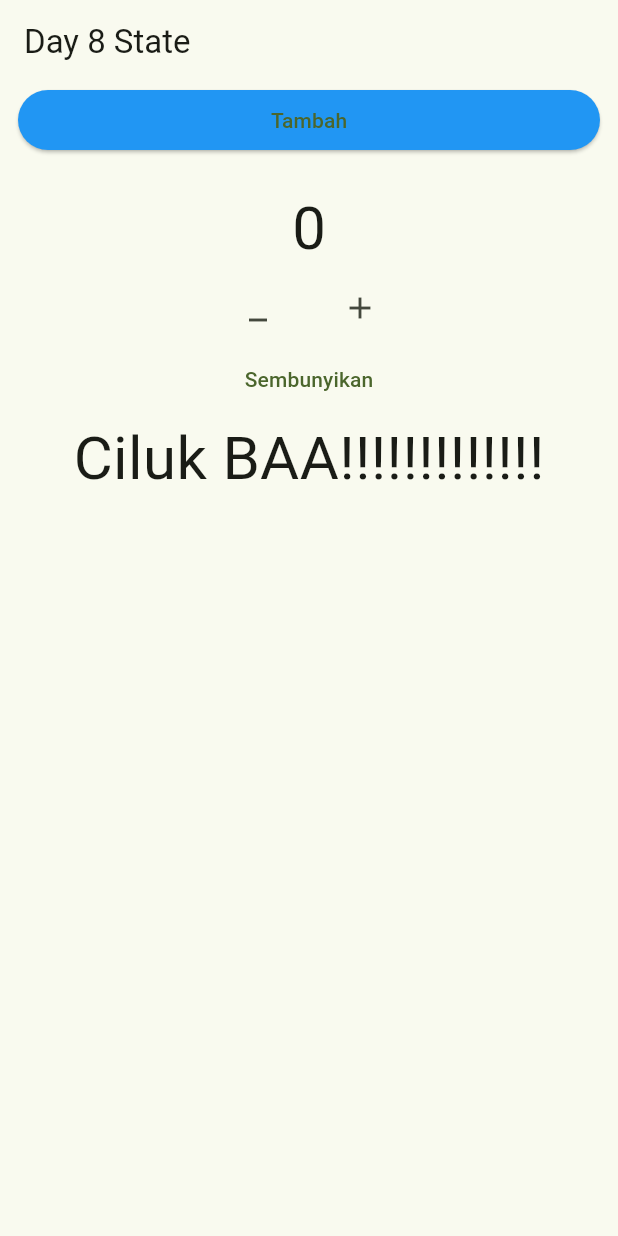
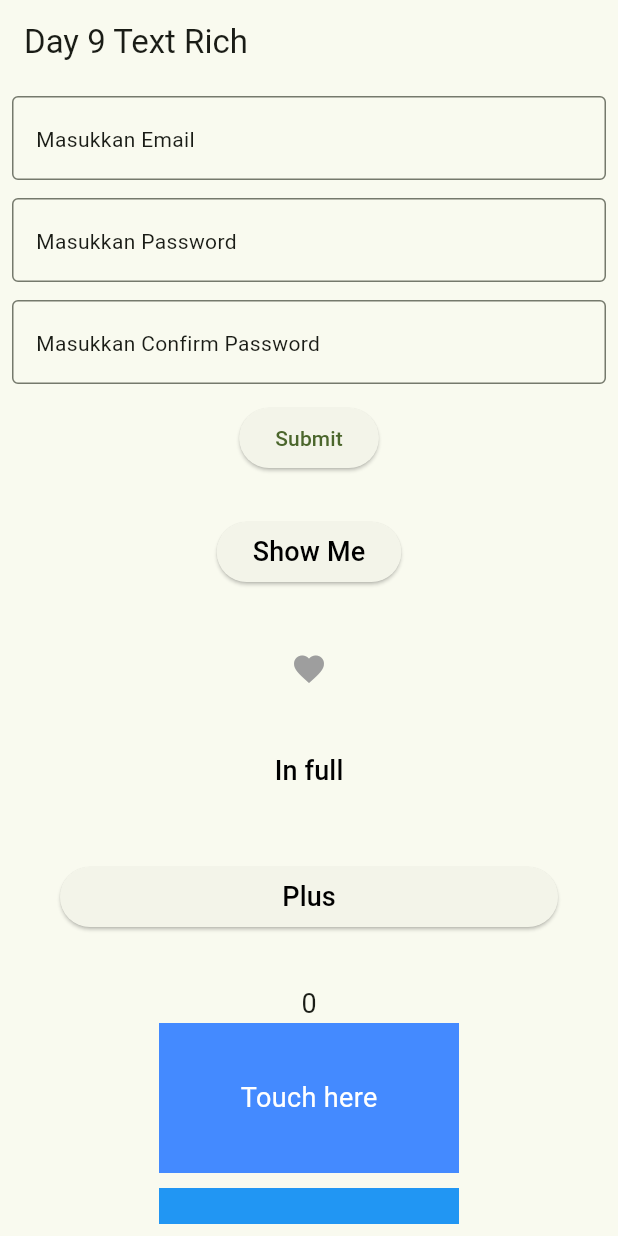
Before and after one commit to hrd-24/ppkd_b_3, a Flutter app: the screen it shows after launch, on a phone screen of 412 x 824 dp. Run offline on Flutter 3.47's test engine with Material 3 defaults, Android fonts, the phone set to English and light mode, and no system bars; our stand-ins replace lottie; Roboto replaces fonts that are missing (Orbitron).

Commit message:
Day 9 Form, Validator, Lottie, Dialog, ScaffoldMessenger

```diff
--- /dev/null
+++ b/lib/day_9/form.dart
@@ -0,0 +1,127 @@
+import 'package:flutter/material.dart';
+import 'package:lottie/lottie.dart';
+import 'package:ppkd_b_3/day_9/tugas_5_raul.dart';
+
+class Day9Form extends StatefulWidget {
+  const Day9Form({super.key});
+
+  @override
+  State<Day9Form> createState() => _Day9FormState();
+}
+
+class _Day9FormState extends State<Day9Form> {
+  final _formKey = GlobalKey<FormState>();
+  @override
+  Widget build(BuildContext context) {
+    return Scaffold(
+      appBar: AppBar(title: Text("Day 9 Text Rich")),
+      body: Form(
+        key: _formKey,
+        child: Padding(
+          padding: const EdgeInsets.all(8.0),
+          child: SingleChildScrollView(
+            child: Column(
+              spacing: 12,
+              children: [
+                TextFormField(
+                  decoration: InputDecoration(
+                    border: OutlineInputBorder(),
+                    hint: Text("Masukkan Email"),
+                  ),
+                  validator: (value) {
+                    if (value == null || value.isEmpty) {
+                      return "Email tidak boleh kosong";
+                    }
+                    if (!value.contains("@")) {
+                      return "Email tidak valid";
+                    }
+                    return null;
+                  },
+                ),
+                TextFormField(
+                  decoration: InputDecoration(
+                    border: OutlineInputBorder(),
+                    hint: Text("Masukkan Password"),
+                  ),
+                  validator: (value) {
+                    if (value == null || value.isEmpty) {
+                      return "Password tidak boleh kosong";
+                    }
+                    return null;
+                  },
+                ),
+                TextFormField(
+                  decoration: InputDecoration(
+                    border: OutlineInputBorder(),
+                    hint: Text("Masukkan Confirm Password"),
+                  ),
+                  validator: (value) {
+                    if (value == null || value.isEmpty) {
+                      return "Confirm Password tidak boleh kosong";
+                    }
+                    return null;
+                  },
+                ),
+                ElevatedButton(
+                  onPressed: () {
+                    //Error dan sukses menggunakan ScaffoldMessenger dan formKey
+                    if (_formKey.currentState!.validate()) {
+                      ScaffoldMessenger.of(context).showSnackBar(
+                        SnackBar(content: Text("Form Validasi Berhasil")),
+                      );
+                    }
+
+                    showDialog(
+                      context: context,
+                      builder: (BuildContext context) {
+                        return AlertDialog(
+                          title: Text("Email anda tidak sesuai"),
+                          content: Column(
+                            mainAxisSize: MainAxisSize.min,
+                            children: [
+                              Text("Silakan Masukkan email yang valid"),
+                              SizedBox(height: 20),
+                              // Image.asset(
+                              //   'assets/images/rendang.jpeg',
+                              //   width: 90,
+                              //   height: 100,
+                              //   fit: BoxFit.cover,
+                              // ),
+                              Lottie.asset(
+                                'assets/images/animations/success.json',
+                                width: 90,
+                                height: 100,
+                                fit: BoxFit.cover,
+                              ),
+                            ],
+                          ),
+                          actions: [
+                            TextButton(
+                              child: Text("Batal"),
+                              onPressed: () {
+                                Navigator.of(context).pop();
+                              },
+                            ),
+                            TextButton(
+                              child: Text("Ok, Siap"),
+                              onPressed: () {
+                                Navigator.of(context).pop();
+                              },
+                            ),
+                          ],
+                        );
+                      },
+                    );
+                  },
+                  child: Text("Submit"),
+                ),
+
+                Tugas5Flutter(),
+              ],
+            ),
+          ),
+        ),
+      ),
+    );
+  }
+}
--- /dev/null
+++ b/lib/day_9/text_rich.dart
@@ -0,0 +1,37 @@
+import 'package:flutter/gestures.dart';
+import 'package:flutter/material.dart';
+
+class Day9TextRich extends StatelessWidget {
+  const Day9TextRich({super.key});
+
+  @override
+  Widget build(BuildContext context) {
+    return Scaffold(
+      appBar: AppBar(title: Text("Day 9 Text Rich")),
+      body: Column(
+        children: [
+          Text.rich(
+            TextSpan(
+              recognizer: TapGestureRecognizer()
+                ..onTap = () {
+                  print("Text Rich Tapped");
+                },
+              text: "Ini adalah Saya",
+              style: TextStyle(fontSize: 28, color: Colors.red),
+              children: [
+                TextSpan(
+                  text: "Ini adalah Kuning",
+                  style: TextStyle(color: Colors.black),
+                ),
+                TextSpan(
+                  text: "Ini adalah Kecil",
+                  style: TextStyle(fontSize: 18, color: Colors.blue),
+                ),
+              ],
+            ),
+          ),
+        ],
+      ),
+    );
+  }
+}
--- /dev/null
+++ b/lib/day_9/tugas_5_raul.dart
@@ -0,0 +1,218 @@
+import 'package:flutter/material.dart';
+
+class Tugas5Flutter extends StatefulWidget {
+  const Tugas5Flutter({super.key});
+
+  @override
+  State<Tugas5Flutter> createState() => _Tugas5FlutterState();
+}
+
+class _Tugas5FlutterState extends State<Tugas5Flutter> {
+  String name = "Hello";
+  bool showName = false;
+  bool showLike = false;
+  String deskripsi = "Am i worth to be loved?";
+  bool showDesk = false;
+  int count = 0;
+  bool showKotakTeks = false;
+
+  @override
+  Widget build(BuildContext context) {
+    return Padding(
+      padding: const EdgeInsets.all(16),
+      child: Center(
+        child: Column(
+          children: [
+            // 1. ElevatedButton
+            ElevatedButton(
+              onPressed: () {
+                setState(() {
+                  showName = !showName;
+                });
+              },
+              child: Text(
+                showName ? "Hide" : "Show Me",
+                style: TextStyle(
+                  fontSize: 18,
+                  color: Colors.black,
+                  fontFamily: "Orbitron",
+                ),
+              ),
+            ),
+            const SizedBox(height: 10),
+
+            if (showName)
+              Column(
+                children: [
+                  Text(
+                    name,
+                    style: TextStyle(
+                      fontFamily: "Orbitron",
+                      fontSize: 18,
+                      color: Colors.black,
+                    ),
+                  ),
+                  SizedBox(height: 20),
+                  Image.asset(
+                    'assets/images/rendang.jpeg',
+                    width: 90,
+                    height: 100,
+                    fit: BoxFit.cover,
+                  ),
+                ],
+              ),
+
+            SizedBox(height: 20),
+
+            // 2. LikeButton
+            Column(
+              mainAxisAlignment: MainAxisAlignment.center,
+              children: [
+                IconButton(
+                  onPressed: () {
+                    setState(() {
+                      showLike = !showLike;
+                    });
+                  },
+                  icon: Icon(Icons.favorite),
+                  color: showLike ? Colors.red : Colors.grey,
+                ),
+
+                if (showLike)
+                  Text(
+                    "Thank You for loving me",
+                    style: TextStyle(
+                      fontSize: 18,
+                      color: Colors.black,
+                      fontFamily: "Orbitron",
+                    ),
+                  ),
+                SizedBox(height: 20),
+              ],
+            ),
+
+            //3. Text Button
+            Column(
+              children: [
+                TextButton(
+                  onPressed: () {
+                    setState(() {
+                      showDesk = !showDesk;
+                    });
+                  },
+                  child: const Text(
+                    "In full",
+                    style: TextStyle(
+                      fontSize: 18,
+                      color: Colors.black,
+                      fontFamily: "Orbitron",
+                    ),
+                  ),
+                ),
+                if (showDesk)
+                  Text(
+                    "Am i worth to be loved?",
+                    style: TextStyle(
+                      fontFamily: "Orbitron",
+                      fontSize: 15,
+                      color: Colors.black,
+                    ),
+                  ),
+                SizedBox(height: 20),
+              ],
+            ),
+
+            //4. Add
+            Column(
+              children: [
+                Padding(
+                  padding: EdgeInsets.all(16),
+                  child: SizedBox(
+                    width: double.infinity,
+                    child: ElevatedButton(
+                      onPressed: () {
+                        setState(() {
+                          count++;
+                        });
+                        print(count);
+                      },
+                      child: Text(
+                        "Plus",
+                        style: TextStyle(
+                          color: Colors.black,
+                          fontFamily: "Orbitron",
+                          fontSize: 18,
+                        ),
+                      ),
+                    ),
+                  ),
+                ),
+                SizedBox(height: 18),
+                Text(count.toString(), style: TextStyle(fontSize: 18)),
+              ],
+            ),
+
+            //5. Inkwell
+            InkWell(
+              onTap: () {
+                // Saat kotak ditekan
+                setState(() {
+                  showKotakTeks = !showKotakTeks;
+                });
+                print("Kotak disentuh");
+              },
+              child: Container(
+                width: 200,
+                height: 100,
+                color: Colors.blueAccent,
+                alignment: Alignment.center,
+                child: Text(
+                  "Touch here",
+                  style: TextStyle(
+                    fontSize: 18,
+                    color: Colors.white,
+                    fontFamily: "Orbitron",
+                  ),
+                ),
+              ),
+            ),
+            SizedBox(height: 10),
+            if (showKotakTeks)
+              Text(
+                "Kotak disentuh!",
+                style: TextStyle(color: Colors.black, fontFamily: "Orbitron"),
+              ),
+
+            GestureDetector(
+              onTap: () {
+                print("Ditekan Sekali");
+              },
+              onDoubleTap: () {
+                print("Ditekan Dua Kali");
+              },
+
+              onLongPress: () {
+                print("Tahan Lama");
+              },
+              child: Container(
+                alignment: Alignment.center,
+                color: Colors.blue,
+                height: 100,
+                width: 200,
+                child: Text(
+                  "Touch Me",
+                  style: TextStyle(
+                    fontSize: 18,
+                    color: Colors.white,
+                    fontFamily: "Orbitron",
+                  ),
+                ),
+              ),
+            ),
+            SizedBox(height: 10),
+          ],
+        ),
+      ),
+    );
+  }
+}
--- a/lib/main.dart
+++ b/lib/main.dart
@@ -1,5 +1,5 @@
 import 'package:flutter/material.dart';
-import 'package:ppkd_b_3/day_8/state.dart';
+import 'package:ppkd_b_3/day_9/form.dart';
 
 void main() {
   runApp(const MyApp());
@@ -31,7 +31,7 @@ class MyApp extends StatelessWidget {
         // tested with just a hot reload.
         colorScheme: ColorScheme.fromSeed(seedColor: Colors.lightGreen),
       ),
-      home: Day8State(),
+      home: Day9Form(),
 
       ///TEST
     );
```
Also changed, not shown: assets/images/animations/success.json (added, +1 -0 lines), pubspec.yaml (+5 -11 lines), pubspec.lock.
